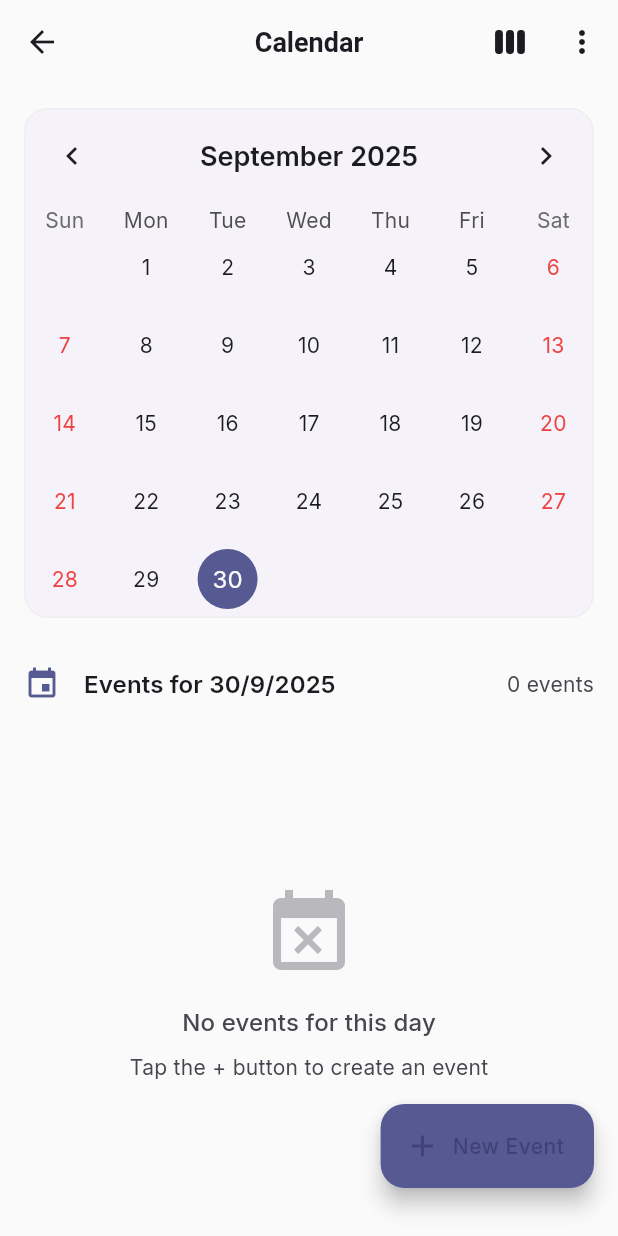
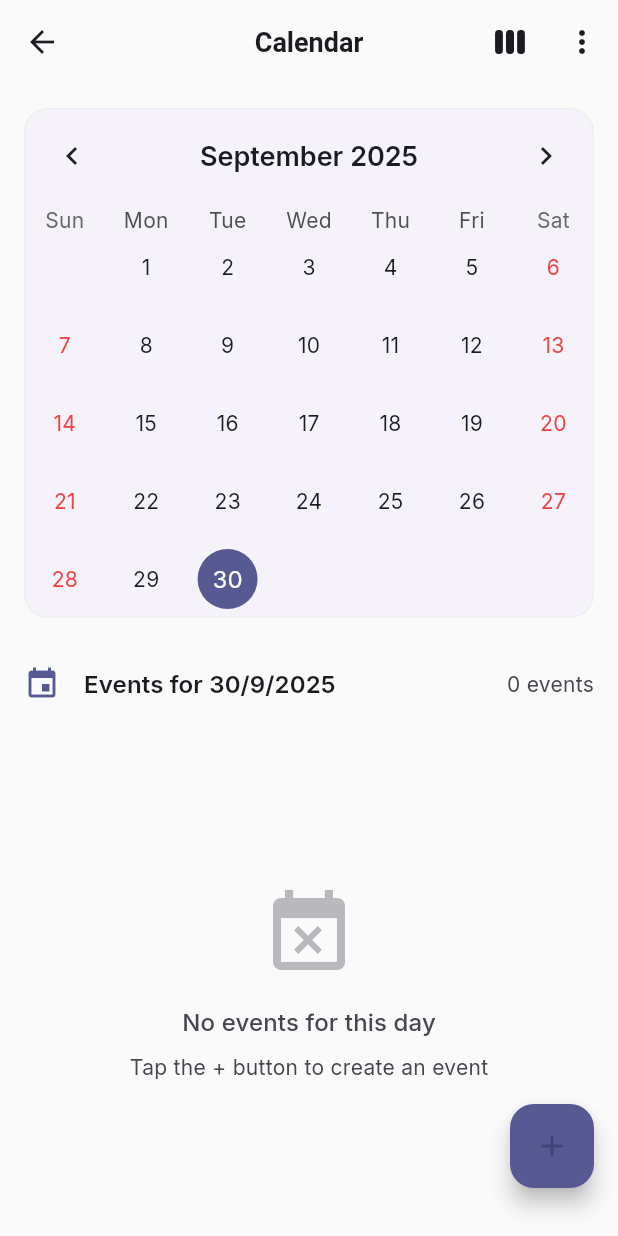
Before and after one commit to IDKSAM27/Agent-X, a Flutter app: the CalendarScreen screen opened directly, on a phone screen of 412 x 824 dp. Run offline on Flutter 3.47's test engine with Material 3 defaults, Android fonts, the phone set to English and light mode, and no system bars; drawn by our look-alikes of table_calendar; our stand-ins replace cloud_firestore, dio, equatable, firebase_auth, firebase_core, flutter_animate and 4 more; accounts and stored records are empty; network calls fail.

Commit message:
(issue #31) Button only shows the '+'

```diff
--- a/lib/screens/calendar_screen.dart
+++ b/lib/screens/calendar_screen.dart
@@ -269,13 +269,11 @@ class _CalendarScreenState extends State<CalendarScreen> with TickerProviderStat
         margin: EdgeInsets.only(
           bottom: MediaQuery.of(context).padding.bottom + 16,
         ),
-        child: FloatingActionButton.extended(
+        child: FloatingActionButton(
           onPressed: _showCreateEventDialog,
-          icon: const Icon(Icons.add),
-          label: const Text('New Event'),
           backgroundColor: Theme.of(context).colorScheme.primary,
-          // Disable hero animation for better performance
           heroTag: null,
+          child: const Icon(Icons.add),
         ),
       ),
 
--- a/lib/screens/tasks_screen.dart
+++ b/lib/screens/tasks_screen.dart
@@ -470,12 +470,11 @@ class _TasksScreenState extends State<TasksScreen> with TickerProviderStateMixin
         margin: EdgeInsets.only(
           bottom: MediaQuery.of(context).padding.bottom + 16,
         ),
-        child: FloatingActionButton.extended(
+        child: FloatingActionButton(
           onPressed: _showCreateTaskBottomSheet,
-          icon: const Icon(Icons.add),
-          label: const Text('New Task'),
           backgroundColor: Theme.of(context).colorScheme.primary,
           heroTag: null,
+          child: const Icon(Icons.add),
         ),
       ),
       floatingActionButtonLocation: FloatingActionButtonLocation.endFloat,
```
